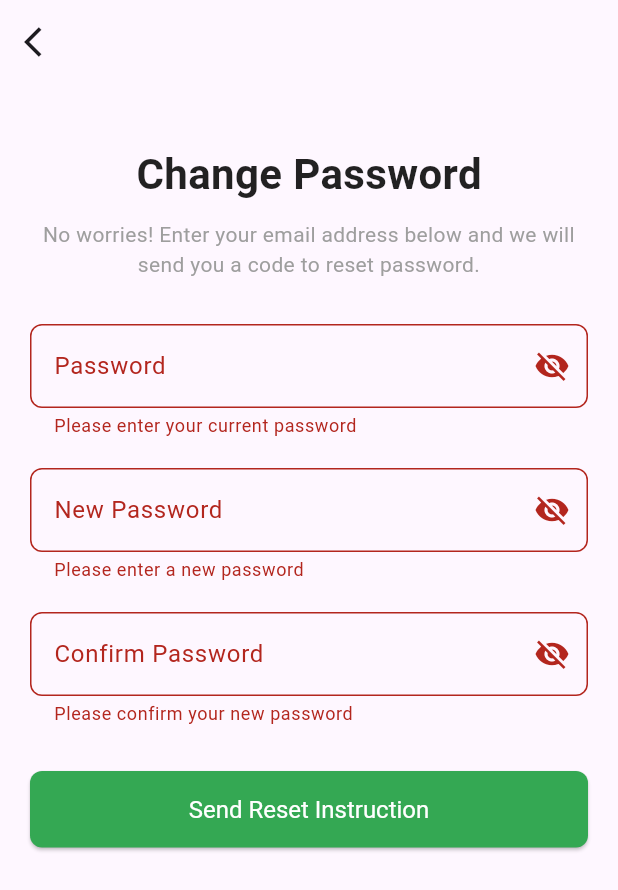
After one commit to 6410110118/project-mobile, a Flutter app: the ChangePasswordPage screen opened directly, after a tap on "Send Reset Instruction", on a phone screen of 412 x 824 dp. The commit adds this screen. Shown: the top 890 px of the screen. Run offline on Flutter 3.47's test engine with Material 3 defaults, Android fonts, the phone set to English and light mode, and no system bars; our stand-ins replace google_sign_in.

Commit message:
write code login , change password , create accout , and pop up

```diff
--- /dev/null
+++ b/frontend/lib/login-register/change_password.dart
@@ -0,0 +1,202 @@
+import 'package:flutter/material.dart';
+import 'package:frontend/widgets/change_password_check.dart';
+
+class ChangePasswordPage extends StatefulWidget {
+  const ChangePasswordPage({super.key});
+
+  @override
+  // ignore: library_private_types_in_public_api
+  _ChangePasswordPageState createState() => _ChangePasswordPageState();
+}
+
+class _ChangePasswordPageState extends State<ChangePasswordPage> {
+  final _formKey = GlobalKey<FormState>();
+
+  // Controllers for form fields
+  TextEditingController passwordController = TextEditingController();
+  TextEditingController newPasswordController = TextEditingController();
+  TextEditingController confirmPasswordController = TextEditingController();
+
+  bool _obscurePassword = true;
+  bool _obscureNewPassword = true;
+  bool _obscureConfirmPassword = true;
+
+  // Function to toggle password visibility
+  void _togglePasswordVisibility() {
+    setState(() {
+      _obscurePassword = !_obscurePassword;
+    });
+  }
+
+  void _toggleNewPasswordVisibility() {
+    setState(() {
+      _obscureNewPassword = !_obscureNewPassword;
+    });
+  }
+
+  void _toggleConfirmPasswordVisibility() {
+    setState(() {
+      _obscureConfirmPassword = !_obscureConfirmPassword;
+    });
+  }
+
+  @override
+  Widget build(BuildContext context) {
+    return Scaffold(
+      appBar: AppBar(
+        leading: IconButton(
+          icon: Icon(Icons.arrow_back_ios),
+          onPressed: () {
+            Navigator.of(context).pop();
+          },
+        ),
+        backgroundColor: Colors.transparent,
+        elevation: 0,
+      ),
+      body: Padding(
+        padding: const EdgeInsets.symmetric(horizontal: 20.0, vertical: 40.0),
+        child: Form(
+          key: _formKey,
+          child: ListView(
+            children: [
+              const Center(
+                child: Text(
+                  'Change Password',
+                  style: TextStyle(
+                    fontSize: 28,
+                    fontWeight: FontWeight.bold,
+                    color: Colors.black87,
+                  ),
+                ),
+              ),
+              const SizedBox(height: 10),
+              const Center(
+                child: Text(
+                  'No worries! Enter your email address below and we will send you a code to reset password.',
+                  textAlign: TextAlign.center,
+                  style: TextStyle(color: Colors.grey),
+                ),
+              ),
+              const SizedBox(height: 30),
+              // Password Field
+              TextFormField(
+                controller: passwordController,
+                obscureText: _obscurePassword,
+                decoration: InputDecoration(
+                  labelText: 'Password',
+                  border: OutlineInputBorder(
+                    borderRadius: BorderRadius.circular(8.0),
+                    borderSide: BorderSide(color: Colors.grey.shade300),
+                  ),
+                  suffixIcon: IconButton(
+                    icon: Icon(
+                      _obscurePassword
+                          ? Icons.visibility_off
+                          : Icons.visibility,
+                    ),
+                    onPressed: _togglePasswordVisibility,
+                  ),
+                ),
+                validator: (value) {
+                  if (value == null || value.isEmpty) {
+                    return 'Please enter your current password';
+                  }
+                  return null;
+                },
+              ),
+              const SizedBox(height: 20),
+              // New Password Field
+              TextFormField(
+                controller: newPasswordController,
+                obscureText: _obscureNewPassword,
+                decoration: InputDecoration(
+                  labelText: 'New Password',
+                  hintText: 'must contain 8 char.',
+                  border: OutlineInputBorder(
+                    borderRadius: BorderRadius.circular(8.0),
+                    borderSide: BorderSide(color: Colors.grey.shade300),
+                  ),
+                  suffixIcon: IconButton(
+                    icon: Icon(
+                      _obscureNewPassword
+                          ? Icons.visibility_off
+                          : Icons.visibility,
+                    ),
+                    onPressed: _toggleNewPasswordVisibility,
+                  ),
+                ),
+                validator: (value) {
+                  if (value == null || value.isEmpty) {
+                    return 'Please enter a new password';
+                  }
+                  if (value.length < 8) {
+                    return 'Password must be at least 8 characters long';
+                  }
+                  return null;
+                },
+              ),
+              const SizedBox(height: 20),
+              // Confirm Password Field
+              TextFormField(
+                controller: confirmPasswordController,
+                obscureText: _obscureConfirmPassword,
+                decoration: InputDecoration(
+                  labelText: 'Confirm Password',
+                  border: OutlineInputBorder(
+                    borderRadius: BorderRadius.circular(8.0),
+                    borderSide: BorderSide(color: Colors.grey.shade300),
+                  ),
+                  suffixIcon: IconButton(
+                    icon: Icon(
+                      _obscureConfirmPassword
+                          ? Icons.visibility_off
+                          : Icons.visibility,
+                    ),
+                    onPressed: _toggleConfirmPasswordVisibility,
+                  ),
+                ),
+                validator: (value) {
+                  if (value == null || value.isEmpty) {
+                    return 'Please confirm your new password';
+                  }
+                  if (value != newPasswordController.text) {
+                    return 'Passwords do not match';
+                  }
+                  return null;
+                },
+              ),
+              const SizedBox(height: 30),
+              ElevatedButton(
+                onPressed: () {
+                  if (_formKey.currentState!.validate()) {
+                    // Show success popup when validation is successful
+                    ChangePasswordCheck(context);
+                  }
+                },
+                style: ElevatedButton.styleFrom(
+                  backgroundColor:
+                      const Color(0xFF34A853), // Green color for button
+                  padding: const EdgeInsets.symmetric(vertical: 16),
+                  textStyle: const TextStyle(fontSize: 16),
+                  shape: RoundedRectangleBorder(
+                    borderRadius: BorderRadius.circular(8.0),
+                  ),
+                ),
+                child: const Text(
+                  'Send Reset Instruction',
+                  style: TextStyle(color: Colors.white),
+                ),
+              ),
+            ],
+          ),
+        ),
+      ),
+    );
+  }
+}
+
+void main() {
+  runApp(MaterialApp(
+    home: ChangePasswordPage(),
+  ));
+}
```
Also changed, not shown: frontend/lib/login-register/create_account.dart (renamed from frontend/lib/login-register/creat_account.dart, +6 -3 lines), frontend/lib/widgets/change_password_check.dart (added, +37 -0 lines), frontend/lib/widgets/register_check.dart (added, +23 -0 lines), frontend/lib/widgets/group_check.dart (added), frontend/lib/widgets/group_failed.dart (deleted), frontend/lib/widgets/group_success.dart (deleted), frontend/lib/widgets/login_check.dart (added), frontend/lib/widgets/login_success.dart (deleted), frontend/lib/widgets/register_success.dart (deleted).
